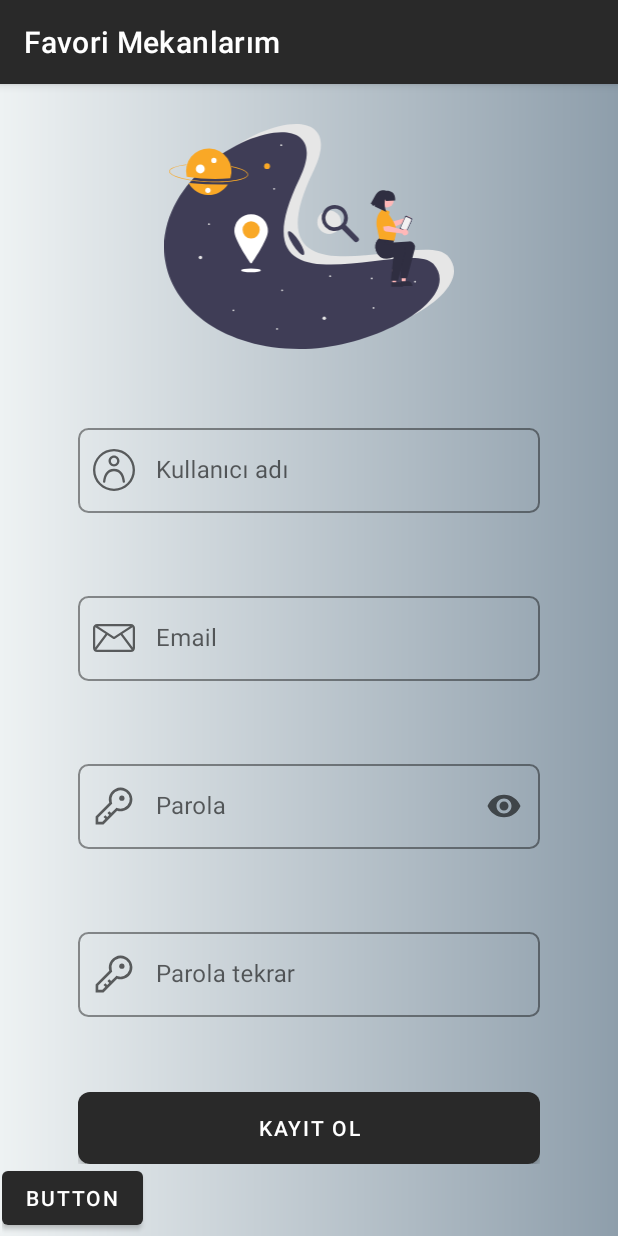
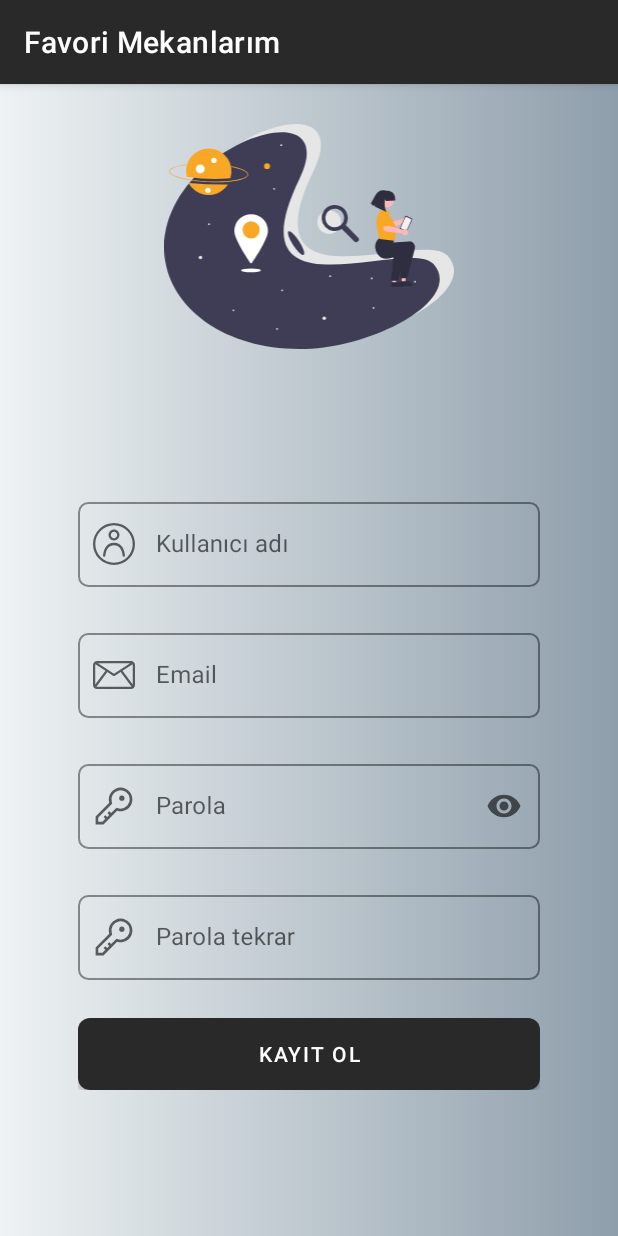
Before and after one commit to Slankss/FavouritePlace, an Android app: the RegisterFragment screen opened through its navigation route, on a phone screen of 412 x 824 dp. Run offline under Robolectric (Android 15) with nearby library versions, the phone set to English and light mode, and no system bars; our stand-ins replace Firebase (no records; nobody signed in at launch, a user with empty details on screens opened directly); Roboto replaces fonts that are not available here; 2 statements that could not run were skipped.

Commit message:
register sayfasında margin bottom azalttım

```diff
--- a/app/src/main/res/layout/fragment_register.xml
+++ b/app/src/main/res/layout/fragment_register.xml
@@ -25,7 +25,7 @@
 
         <com.google.android.material.textfield.TextInputLayout
             android:id="@+id/usernameInputLayout"
-            android:layout_marginBottom="50dp"
+            android:layout_marginBottom="25dp"
             android:layout_width="match_parent"
             style="@style/Widget.MaterialComponents.TextInputLayout.OutlinedBox"
             android:layout_height="wrap_content"
@@ -57,7 +57,7 @@
 
         <com.google.android.material.textfield.TextInputLayout
             android:id="@+id/emailInputLayout"
-            android:layout_marginBottom="50dp"
+            android:layout_marginBottom="25dp"
             android:layout_width="match_parent"
             style="@style/Widget.MaterialComponents.TextInputLayout.OutlinedBox"
             android:layout_height="wrap_content"
@@ -90,7 +90,7 @@
 
         <com.google.android.material.textfield.TextInputLayout
             android:id="@+id/paswordInputLayout"
-            android:layout_marginBottom="50dp"
+            android:layout_marginBottom="25dp"
             android:layout_width="match_parent"
             style="@style/Widget.MaterialComponents.TextInputLayout.OutlinedBox"
             android:layout_height="wrap_content"
@@ -122,7 +122,7 @@
 
         <com.google.android.material.textfield.TextInputLayout
             android:id="@+id/pasword_confirmInputLayout"
-            android:layout_marginBottom="50dp"
+            android:layout_marginBottom="25dp"
             android:layout_width="match_parent"
             style="@style/Widget.MaterialComponents.TextInputLayout.OutlinedBox"
             android:layout_height="wrap_content"
@@ -178,13 +178,7 @@
         app:layout_constraintStart_toStartOf="@+id/linearLayout2"
         app:layout_constraintTop_toTopOf="parent" />
 
-    <Button
-        android:id="@+id/btnTest"
-        android:layout_width="wrap_content"
-        android:layout_height="wrap_content"
-        android:text="Button"
-        app:layout_constraintBottom_toBottomOf="parent"
-        app:layout_constraintStart_toStartOf="parent" />
+
 
 
 </androidx.constraintlayout.widget.ConstraintLayout>
```
